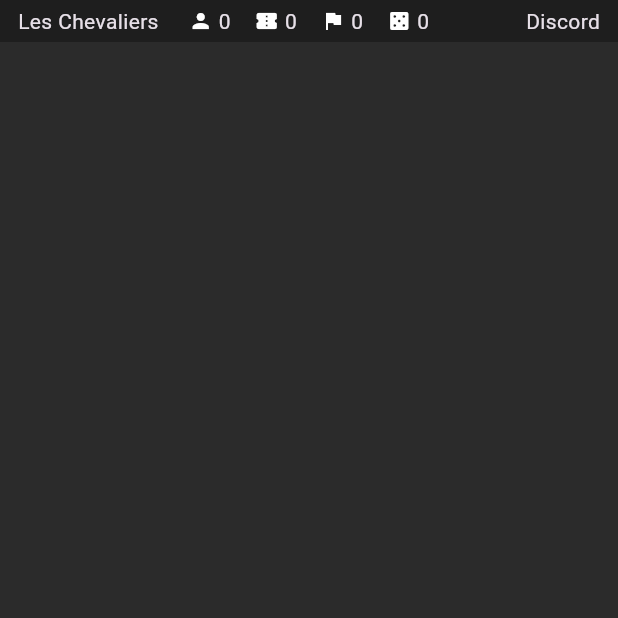
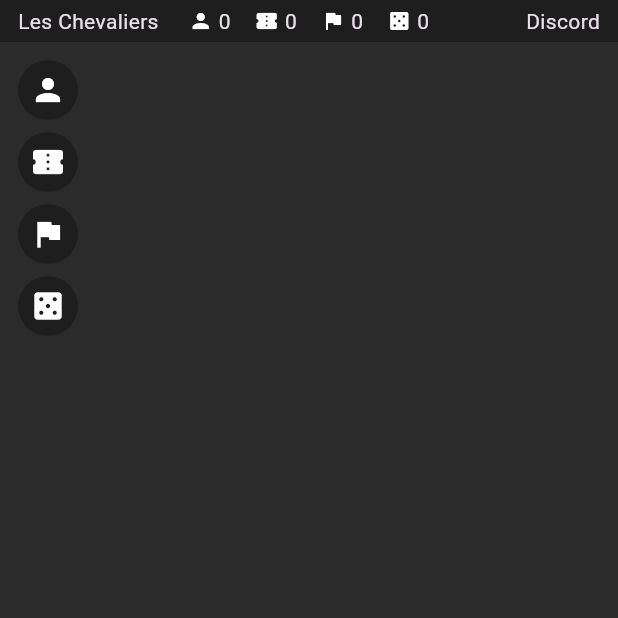
Before and after one commit to damiendenorme/chevaliers, a Flutter app: the screen it shows after launch, on a phone screen of 412 x 824 dp, the top half of it. Run offline on Flutter 3.47's test engine with Material 3 defaults, Android fonts, the phone set to English and light mode, and no system bars; our stand-ins replace supabase_flutter; accounts and stored records are empty.

Commit message:
Add buttons

```diff
--- a/lib/main.dart
+++ b/lib/main.dart
@@ -2,6 +2,7 @@ import 'package:flutter/material.dart';
 import 'package:supabase_flutter/supabase_flutter.dart';
 
 import 'supabase_config.dart';
+import 'widgets/side_buttons.dart';
 import 'widgets/top_bar.dart';
 
 Future<void> main() async {
@@ -114,6 +115,19 @@ class _MyHomePageState extends State<MyHomePage> {
                 _counter(_boardGameCount, Icons.casino, 'Jeux'),
               ],
             ),
+            const Expanded(
+              child: Align(
+                alignment: Alignment.topLeft,
+                child: SideButtons(
+                  buttons: [
+                    (Icons.person, 'Joueurs'),
+                    (Icons.confirmation_number, 'Événements'),
+                    (Icons.flag, 'Parties'),
+                    (Icons.casino, 'Jeux'),
+                  ],
+                ),
+              ),
+            ),
           ],
         ),
       ),
--- /dev/null
+++ b/lib/widgets/side_buttons.dart
@@ -0,0 +1,105 @@
+import 'package:flutter/material.dart';
+
+import 'top_bar.dart';
+
+/// Colonne de boutons ronds, chacun avec une icône, empilés de haut en bas
+/// sur le bord gauche de l'écran, au style de la barre de menu.
+class SideButtons extends StatelessWidget {
+  const SideButtons({super.key, required this.buttons});
+
+  /// Icône et libellé de chaque bouton, de haut en bas.
+  final List<(IconData, String)> buttons;
+
+  @override
+  Widget build(BuildContext context) {
+    return Padding(
+      padding: const EdgeInsets.all(12),
+      child: Column(
+        crossAxisAlignment: CrossAxisAlignment.start,
+        spacing: 8,
+        children: [
+          for (final (icon, label) in buttons)
+            SideButton(
+              icon: icon,
+              label: label,
+              // Aucune action pour l'instant.
+              onPressed: () {},
+            ),
+        ],
+      ),
+    );
+  }
+}
+
+/// Bouton rond avec une icône. Au survol (ou au focus clavier), il s'étire
+/// vers la droite pour laisser apparaître son libellé.
+class SideButton extends StatefulWidget {
+  const SideButton({
+    super.key,
+    required this.icon,
+    required this.label,
+    required this.onPressed,
+  });
+
+  static const double size = 40;
+
+  final IconData icon;
+  final String label;
+  final VoidCallback onPressed;
+
+  @override
+  State<SideButton> createState() => _SideButtonState();
+}
+
+class _SideButtonState extends State<SideButton> {
+  bool _hovered = false;
+  bool _focused = false;
+
+  bool get _expanded => _hovered || _focused;
+
+  @override
+  Widget build(BuildContext context) {
+    return Semantics(
+      button: true,
+      label: widget.label,
+      excludeSemantics: true,
+      child: MouseRegion(
+        onEnter: (_) => setState(() => _hovered = true),
+        onExit: (_) => setState(() => _hovered = false),
+        child: Material(
+          color: topBarColor,
+          shape: const StadiumBorder(),
+          clipBehavior: Clip.antiAlias,
+          child: InkWell(
+            onTap: widget.onPressed,
+            onFocusChange: (f) => setState(() => _focused = f),
+            child: AnimatedSize(
+              duration: const Duration(milliseconds: 150),
+              curve: Curves.easeOut,
+              alignment: Alignment.centerLeft,
+              child: Row(
+                mainAxisSize: MainAxisSize.min,
+                children: [
+                  SizedBox.square(
+                    dimension: SideButton.size,
+                    child: Icon(widget.icon),
+                  ),
+                  if (_expanded)
+                    Padding(
+                      padding: const EdgeInsets.only(right: 16),
+                      child: Text(
+                        widget.label,
+                        style: const TextStyle(fontSize: 14),
+                        maxLines: 1,
+                        softWrap: false,
+                      ),
+                    ),
+                ],
+              ),
+            ),
+          ),
+        ),
+      ),
+    );
+  }
+}
--- a/lib/widgets/top_bar.dart
+++ b/lib/widgets/top_bar.dart
@@ -1,4 +1,7 @@
 import 'package:flutter/material.dart';
+
+/// Couleur de fond de la barre de menu, réutilisée par les boutons latéraux.
+const topBarColor = Color(0xFF1E1E1E);
 
 /// Barre de menu en haut de l'écran, juste assez haute pour un texte de 14px.
 /// Affiche à gauche un titre, et au centre un groupe d'informations
@@ -22,7 +25,7 @@ class TopBar extends StatelessWidget {
   Widget build(BuildContext context) {
     return Container(
       width: double.infinity,
-      color: const Color(0xFF1E1E1E),
+      color: topBarColor,
       padding: const EdgeInsets.symmetric(vertical: 4, horizontal: 12),
       child: Stack(
         alignment: Alignment.center,
```
Also changed, not shown: 1 other file.
